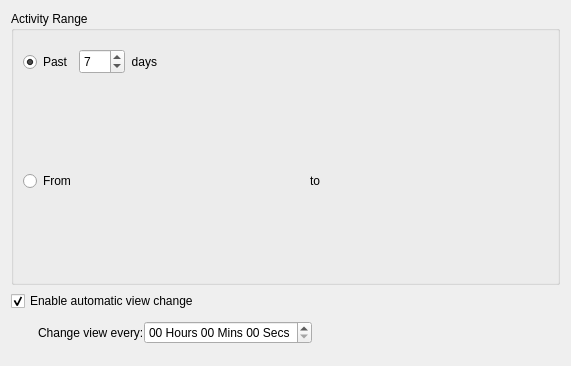
Before: the Qt Designer form applets/kdeobservatory/src/ui/kdeobservatoryconfiggeneral.ui in KDE/kdeplasma-addons, drawn with Qt 5.
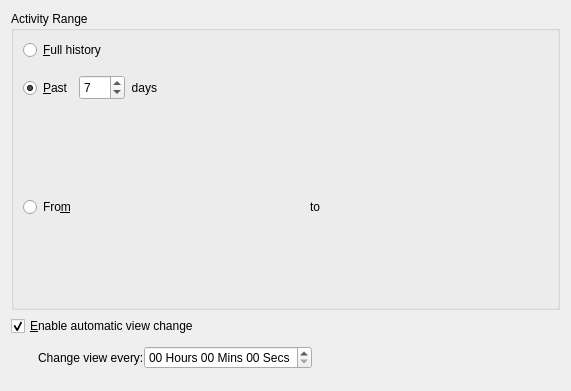
After: the same form once the commit is applied. Custom widgets are drawn as their Qt base class.

Commit message: Activities in full history range.

Diff of the .ui file:
```diff
--- a/applets/kdeobservatory/src/ui/kdeobservatoryconfiggeneral.ui
+++ b/applets/kdeobservatory/src/ui/kdeobservatoryconfiggeneral.ui
@@ -19,12 +19,19 @@
      <layout class="QGridLayout" name="gridLayout">
       <item row="0" column="0">
        <layout class="QVBoxLayout" name="verticalLayout1">
+        <item>
+         <widget class="QRadioButton" name="activitiesFullHistory">
+          <property name="text">
+           <string>&amp;Full history</string>
+          </property>
+         </widget>
+        </item>
         <item>
          <layout class="QHBoxLayout" name="horizontalLayout1">
           <item>
            <widget class="QRadioButton" name="activitiesInPastDays">
             <property name="text">
-             <string>Past</string>
+             <string>&amp;Past</string>
             </property>
             <property name="checked">
              <bool>true</bool>
@@ -98,7 +105,7 @@
           <item>
            <widget class="QRadioButton" name="activitiesInRange">
             <property name="text">
-             <string comment="The beginning of a range" extracomment="The beginning of a range">From</string>
+             <string comment="The beginning of a range" extracomment="The beginning of a range">Fro&amp;m</string>
             </property>
            </widget>
           </item>
@@ -184,7 +191,7 @@
      <item>
       <widget class="QCheckBox" name="enableAutoViewChange">
        <property name="text">
-        <string>Enable automatic view change</string>
+        <string>&amp;Enable automatic view change</string>
        </property>
        <property name="checked">
         <bool>true</bool>
```
Left out of the diff: 8 changed lines with no effect on the pictures. The commit also changes 1 other file.
